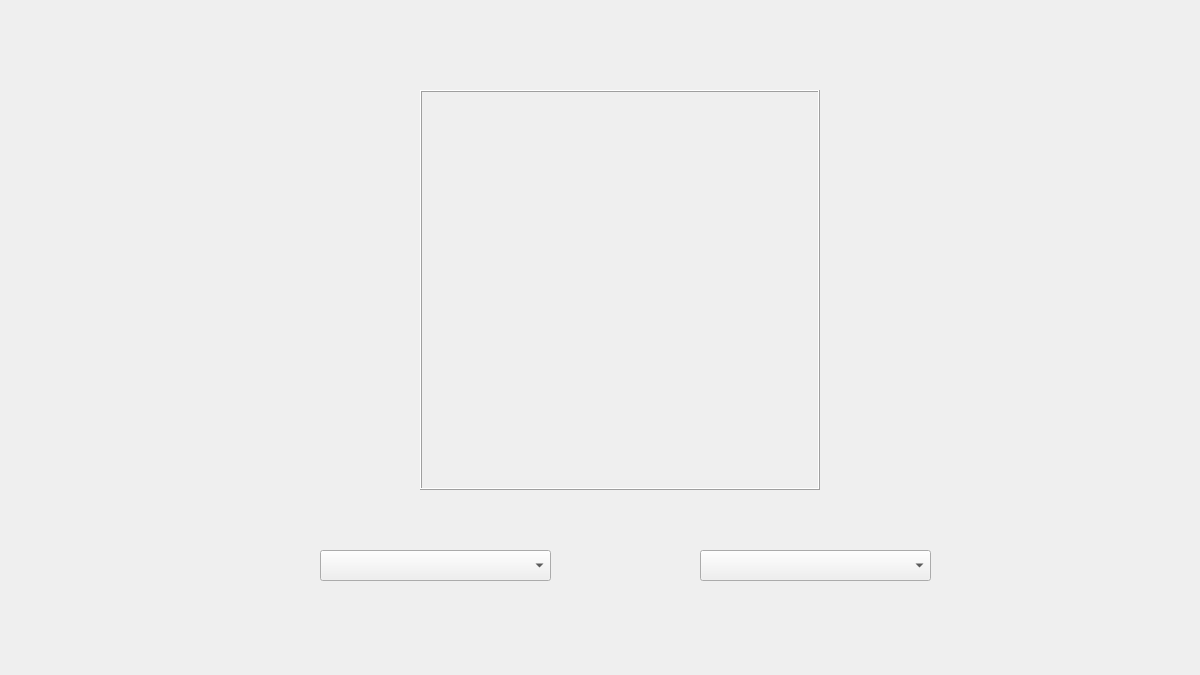
Old version of the form ui/Menuwidget.ui in the repository njdldkl666699/Melody.
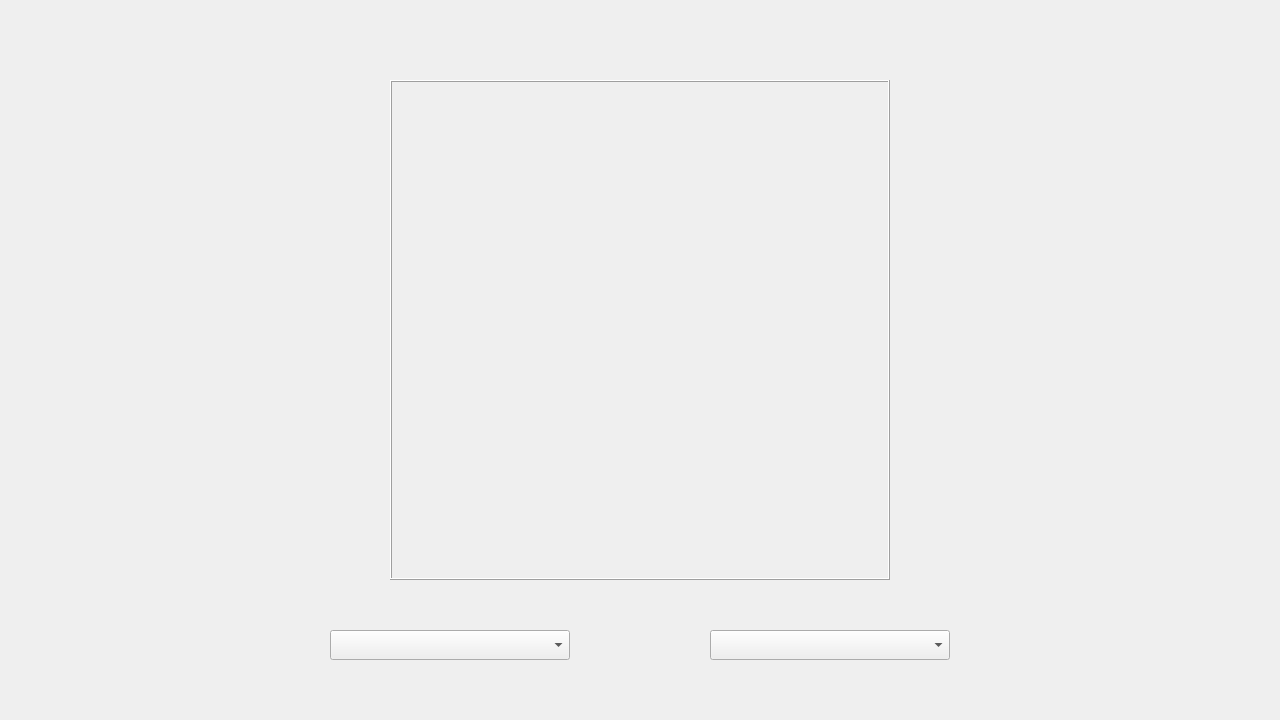
New version of the form. Icons and pictures are not drawn.

```diff
--- a/ui/Menuwidget.ui
+++ b/ui/Menuwidget.ui
@@ -9,26 +9,26 @@
    <rect>
     <x>0</x>
     <y>0</y>
-    <width>1200</width>
-    <height>675</height>
+    <width>1280</width>
+    <height>720</height>
    </rect>
   </property>
   <property name="sizePolicy">
-   <sizepolicy hsizetype="Fixed" vsizetype="Fixed">
+   <sizepolicy hsizetype="Preferred" vsizetype="Preferred">
     <horstretch>0</horstretch>
     <verstretch>0</verstretch>
    </sizepolicy>
   </property>
   <property name="minimumSize">
    <size>
-    <width>1200</width>
-    <height>675</height>
+    <width>1280</width>
+    <height>720</height>
    </size>
   </property>
   <property name="maximumSize">
    <size>
-    <width>1200</width>
-    <height>675</height>
+    <width>1280</width>
+    <height>720</height>
    </size>
   </property>
   <property name="windowTitle">
@@ -37,10 +37,10 @@
   <widget class="QComboBox" name="comboBox_song">
    <property name="geometry">
     <rect>
-     <x>320</x>
-     <y>550</y>
-     <width>231</width>
-     <height>31</height>
+     <x>330</x>
+     <y>630</y>
+     <width>240</width>
+     <height>30</height>
     </rect>
    </property>
    <property name="sizePolicy">
@@ -49,20 +49,35 @@
      <verstretch>0</verstretch>
     </sizepolicy>
    </property>
+   <property name="minimumSize">
+    <size>
+     <width>240</width>
+     <height>30</height>
+    </size>
+   </property>
+   <property name="maximumSize">
+    <size>
+     <width>220</width>
+     <height>30</height>
+    </size>
+   </property>
    <property name="font">
     <font>
      <pointsize>12</pointsize>
     </font>
    </property>
-   <property name="currentText">
-    <string/>
+   <property name="editable">
+    <bool>false</bool>
+   </property>
+   <property name="currentIndex">
+    <number>-1</number>
    </property>
   </widget>
   <widget class="QPushButton" name="pushButton_settings">
    <property name="geometry">
     <rect>
-     <x>1110</x>
-     <y>20</y>
+     <x>1176</x>
+     <y>40</y>
      <width>64</width>
      <height>64</height>
     </rect>
@@ -124,10 +139,10 @@
   <widget class="QLabel" name="songPicture">
    <property name="geometry">
     <rect>
-     <x>420</x>
-     <y>90</y>
-     <width>400</width>
-     <height>400</height>
+     <x>390</x>
+     <y>80</y>
+     <width>500</width>
+     <height>500</height>
     </rect>
    </property>
    <property name="sizePolicy">
@@ -138,14 +153,14 @@
    </property>
    <property name="minimumSize">
     <size>
-     <width>400</width>
-     <height>400</height>
+     <width>500</width>
+     <height>500</height>
     </size>
    </property>
    <property name="maximumSize">
     <size>
-     <width>400</width>
-     <height>400</height>
+     <width>500</width>
+     <height>500</height>
     </size>
    </property>
    <property name="frameShape">
@@ -173,8 +188,8 @@
   <widget class="QPushButton" name="pushButton_play">
    <property name="geometry">
     <rect>
-     <x>1100</x>
-     <y>590</y>
+     <x>1176</x>
+     <y>616</y>
      <width>64</width>
      <height>64</height>
     </rect>
@@ -225,10 +240,10 @@
   <widget class="QComboBox" name="comboBox_chart">
    <property name="geometry">
     <rect>
-     <x>700</x>
-     <y>550</y>
-     <width>231</width>
-     <height>31</height>
+     <x>710</x>
+     <y>630</y>
+     <width>240</width>
+     <height>30</height>
     </rect>
    </property>
    <property name="sizePolicy">
@@ -237,6 +252,18 @@
      <verstretch>0</verstretch>
     </sizepolicy>
    </property>
+   <property name="minimumSize">
+    <size>
+     <width>240</width>
+     <height>30</height>
+    </size>
+   </property>
+   <property name="maximumSize">
+    <size>
+     <width>220</width>
+     <height>30</height>
+    </size>
+   </property>
    <property name="font">
     <font>
      <pointsize>12</pointsize>
@@ -251,26 +278,26 @@
     <rect>
      <x>0</x>
      <y>0</y>
-     <width>1200</width>
-     <height>675</height>
+     <width>1280</width>
+     <height>720</height>
     </rect>
    </property>
    <property name="sizePolicy">
-    <sizepolicy hsizetype="Fixed" vsizetype="Fixed">
+    <sizepolicy hsizetype="Preferred" vsizetype="Preferred">
      <horstretch>0</horstretch>
      <verstretch>0</verstretch>
     </sizepolicy>
    </property>
    <property name="minimumSize">
     <size>
-     <width>1200</width>
-     <height>675</height>
+     <width>1280</width>
+     <height>720</height>
     </size>
    </property>
    <property name="maximumSize">
     <size>
-     <width>1200</width>
-     <height>675</height>
+     <width>1280</width>
+     <height>720</height>
     </size>
    </property>
    <property name="text">
@@ -282,8 +309,8 @@
     <rect>
      <x>0</x>
      <y>0</y>
-     <width>400</width>
-     <height>225</height>
+     <width>280</width>
+     <height>150</height>
     </rect>
    </property>
    <property name="text">
```
